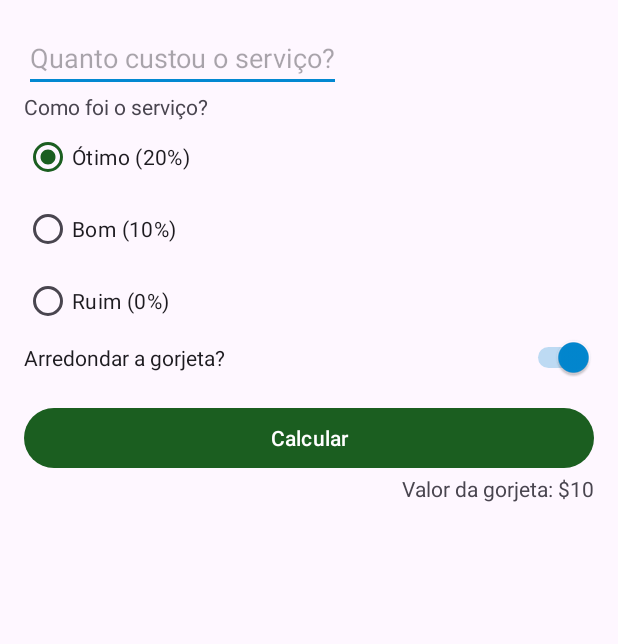
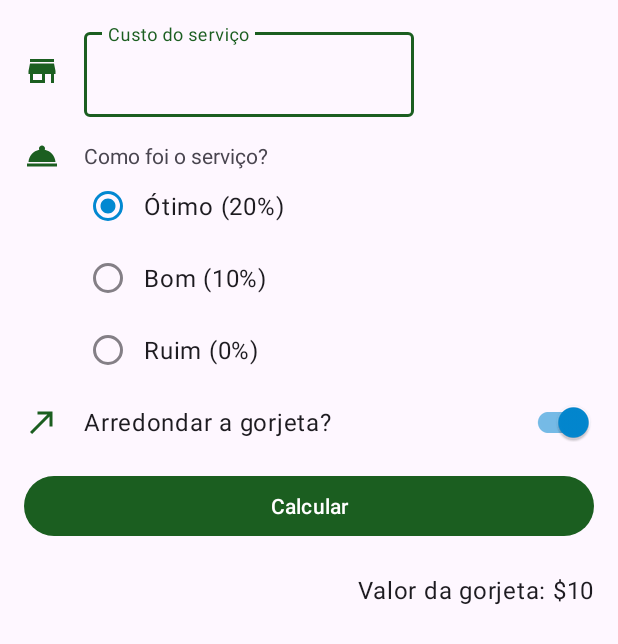
Before and after one commit to andersonsilvapp/tip-time, an Android app: the layout activity_main.xml on its own in the app's theme, with its tools: preview values and no code run, on a phone screen of 412 x 824 dp. Shown: the top 644 px of the screen. Run offline under Robolectric (Android 15) with nearby library versions, the phone set to English and light mode, and no system bars.

Commit message:
ux adjusted

```diff
--- a/app/build.gradle
+++ b/app/build.gradle
@@ -19,6 +19,8 @@ android {
         versionName "1.0"
 
         testInstrumentationRunner "androidx.test.runner.AndroidJUnitRunner"
+
+        vectorDrawables.useSupportLibrary = true
     }
 
     buildTypes {
--- a/app/src/main/java/com/andersonsilvapp/tiptime/MainActivity.kt
+++ b/app/src/main/java/com/andersonsilvapp/tiptime/MainActivity.kt
@@ -1,7 +1,11 @@
 package com.andersonsilvapp.tiptime
 
+import android.content.Context
 import androidx.appcompat.app.AppCompatActivity
 import android.os.Bundle
+import android.view.KeyEvent
+import android.view.View
+import android.view.inputmethod.InputMethodManager
 import com.andersonsilvapp.tiptime.databinding.ActivityMainBinding
 import java.text.NumberFormat
 
@@ -15,10 +19,12 @@ class MainActivity : AppCompatActivity() {
     setContentView(binding.root)
 
     binding.calculateButton.setOnClickListener { calculateTip() }
+
+    binding.costOfServiceEditText.setOnKeyListener { view, keyCode, _ -> handleKeyEvent(view, keyCode)}
   }
 
   private fun calculateTip() {
-    val stringInTextField = binding.costOfService.text.toString()
+    val stringInTextField = binding.costOfServiceEditText.text.toString()
     val cost = stringInTextField.toDoubleOrNull()
 
     if (cost == null || cost == 0.0) {
@@ -37,13 +43,20 @@ class MainActivity : AppCompatActivity() {
     if ( binding.roundUpSwitch.isChecked ) {
       tip = kotlin.math.ceil(tip)
     }
-
     displayTip(tip)
-
   }
 
   private fun displayTip(tip: Double) {
     val formattedTip = NumberFormat.getCurrencyInstance().format(tip)
     binding.tipResult.text = getString(R.string.tip_amount, formattedTip)
   }
+
+  private fun handleKeyEvent(view: View, KeyCode: Int): Boolean {
+    if (KeyCode == KeyEvent.KEYCODE_ENTER) {
+      val inputMethodManager = getSystemService(Context.INPUT_METHOD_SERVICE) as InputMethodManager
+      inputMethodManager.hideSoftInputFromWindow(view.windowToken, 0)
+      return true
+    }
+    return false
+  }
 }
--- /dev/null
+++ b/app/src/main/res/drawable/ic_round_up.xml
@@ -0,0 +1,11 @@
+<vector xmlns:android="http://schemas.android.com/apk/res/android"
+    android:width="24dp"
+    android:height="24dp"
+    android:autoMirrored="true"
+    android:tint="?attr/colorPrimary"
+    android:viewportWidth="24"
+    android:viewportHeight="24">
+  <path
+      android:fillColor="@android:color/white"
+      android:pathData="M9,5v2h6.59L4,18.59 5.41,20 17,8.41V15h2V5z" />
+</vector>
--- /dev/null
+++ b/app/src/main/res/drawable/ic_service.xml
@@ -0,0 +1,10 @@
+<vector xmlns:android="http://schemas.android.com/apk/res/android"
+    android:width="24dp"
+    android:height="24dp"
+    android:tint="?attr/colorPrimary"
+    android:viewportWidth="24"
+    android:viewportHeight="24">
+  <path
+      android:fillColor="@android:color/white"
+      android:pathData="M2,17h20v2L2,19zM13.84,7.79c0.1,-0.24 0.16,-0.51 0.16,-0.79 0,-1.1 -0.9,-2 -2,-2s-2,0.9 -2,2c0,0.28 0.06,0.55 0.16,0.79C6.25,8.6 3.27,11.93 3,16h18c-0.27,-4.07 -3.25,-7.4 -7.16,-8.21z" />
+</vector>
--- /dev/null
+++ b/app/src/main/res/drawable/ic_store.xml
@@ -0,0 +1,10 @@
+<vector xmlns:android="http://schemas.android.com/apk/res/android"
+    android:width="24dp"
+    android:height="24dp"
+    android:tint="?attr/colorPrimary"
+    android:viewportWidth="24"
+    android:viewportHeight="24">
+  <path
+      android:fillColor="@android:color/white"
+      android:pathData="M20,4L4,4v2h16L20,4zM21,14v-2l-1,-5L4,7l-1,5v2h1v6h10v-6h4v6h2v-6h1zM12,18L6,18v-4h6v4z" />
+</vector>
--- a/app/src/main/res/layout/activity_main.xml
+++ b/app/src/main/res/layout/activity_main.xml
@@ -1,4 +1,12 @@
 <?xml version="1.0" encoding="utf-8"?>
+
+<ScrollView xmlns:android="http://schemas.android.com/apk/res/android"
+    xmlns:app="http://schemas.android.com/apk/res-auto"
+    xmlns:tools="http://schemas.android.com/tools"
+    android:layout_width="match_parent"
+    android:layout_height="match_parent">
+
+
   <androidx.constraintlayout.widget.ConstraintLayout xmlns:android="http://schemas.android.com/apk/res/android"
       xmlns:app="http://schemas.android.com/apk/res-auto"
       xmlns:tools="http://schemas.android.com/tools"
@@ -7,21 +15,53 @@
       android:padding="16dp"
       tools:context=".MainActivity">
 
-  <EditText
-      android:id="@+id/cost_of_service"
+    <ImageView
+        android:id="@+id/icon_cost_of_service"
         android:layout_width="wrap_content"
         android:layout_height="wrap_content"
+        android:importantForAccessibility="no"
+        app:layout_constraintBottom_toBottomOf="@id/cost_of_service"
+        app:layout_constraintStart_toStartOf="parent"
+        app:layout_constraintTop_toTopOf="@id/cost_of_service"
+        app:srcCompat="@drawable/ic_store" />
+
+
+    <com.google.android.material.textfield.TextInputLayout
+        android:id="@+id/cost_of_service"
+        android:layout_width="220dp"
+        android:layout_height="wrap_content"
+        android:layout_marginStart="16dp"
         android:hint="@string/cost_of_service"
-      android:inputType="numberDecimal"
+        app:layout_constraintStart_toEndOf="@id/icon_cost_of_service"
+        app:layout_constraintTop_toTopOf="parent">
+
+      <com.google.android.material.textfield.TextInputEditText
+          android:id="@+id/cost_of_service_edit_text"
+          android:layout_width="match_parent"
+          android:layout_height="wrap_content"
+          android:inputType="numberDecimal" />
+
+
+    </com.google.android.material.textfield.TextInputLayout>
+
+    <ImageView
+        android:id="@+id/icon_service_question"
+        android:layout_width="wrap_content"
+        android:layout_height="wrap_content"
+        android:importantForAccessibility="no"
+        app:layout_constraintBottom_toBottomOf="@id/service_question"
         app:layout_constraintStart_toStartOf="parent"
-      app:layout_constraintTop_toTopOf="parent" />
+        app:layout_constraintTop_toTopOf="@id/service_question"
+        app:srcCompat="@drawable/ic_service" />
+
 
     <TextView
         android:id="@+id/service_question"
         android:layout_width="wrap_content"
         android:layout_height="wrap_content"
+        android:layout_marginTop="16dp"
         android:text="@string/how_was_the_service"
-      app:layout_constraintStart_toStartOf="parent"
+        app:layout_constraintStart_toStartOf="@id/cost_of_service"
         app:layout_constraintTop_toBottomOf="@id/cost_of_service" />
 
     <RadioGroup
@@ -30,7 +70,7 @@
         android:layout_height="wrap_content"
         android:checkedButton="@id/option_twenty_percent"
         android:orientation="vertical"
-      app:layout_constraintStart_toStartOf="parent"
+        app:layout_constraintStart_toStartOf="@id/service_question"
         app:layout_constraintTop_toBottomOf="@id/service_question">
 
       <RadioButton
@@ -52,8 +92,19 @@
           android:text="@string/ok_service" />
     </RadioGroup>
 
-  <Switch
+    <ImageView
+        android:id="@+id/icon_round_up"
+        android:layout_width="wrap_content"
+        android:layout_height="wrap_content"
+        android:importantForAccessibility="no"
+        app:layout_constraintBottom_toBottomOf="@+id/round_up_switch"
+        app:layout_constraintStart_toStartOf="parent"
+        app:layout_constraintTop_toTopOf="@+id/round_up_switch"
+        app:srcCompat="@drawable/ic_round_up" />
+
+    <com.google.android.material.switchmaterial.SwitchMaterial
         android:id="@+id/round_up_switch"
+        style="@style/Widget.TipTime.CompoundButton.Switch"
         android:layout_width="0dp"
         android:layout_height="wrap_content"
         android:checked="true"
@@ -65,8 +116,8 @@
     <Button
         android:id="@+id/calculate_button"
         android:layout_width="0dp"
-      android:layout_marginTop="16dp"
         android:layout_height="wrap_content"
+        android:layout_marginTop="8dp"
         android:text="@string/calculate"
         app:layout_constraintEnd_toEndOf="parent"
         app:layout_constraintStart_toStartOf="parent"
@@ -74,10 +125,13 @@
 
     <TextView
         android:id="@+id/tip_result"
+        style="@style/Widget.TipTime.TextView"
         android:layout_width="wrap_content"
         android:layout_height="wrap_content"
+        android:layout_marginTop="8dp"
         app:layout_constraintEnd_toEndOf="parent"
         app:layout_constraintTop_toBottomOf="@id/calculate_button"
         tools:text="Valor da gorjeta: $10" />
 
   </androidx.constraintlayout.widget.ConstraintLayout>
+</ScrollView>
--- a/app/src/main/res/values-night/themes.xml
+++ b/app/src/main/res/values-night/themes.xml
@@ -13,6 +13,8 @@
         <item name="colorOnSecondary">@color/black</item>
         <!-- Status bar color. -->
         <item name="android:statusBarColor" tools:targetApi="l">?attr/colorPrimaryVariant</item>
-
+        <item name="textInputStyle">@style/Widget.MaterialComponents.TextInputLayout.OutlinedBox</item>
+        <item name="radioButtonStyle">@style/Widget.TipTime.CompoundButton.RadioButton</item>
+        <item name="switchStyle">@style/Widget.TipTime.CompoundButton.Switch</item>
     </style>
 </resources>
--- /dev/null
+++ b/app/src/main/res/values/dimens.xml
@@ -0,0 +1,4 @@
+<?xml version="1.0" encoding="utf-8"?>
+<resources>
+  <dimen name="min_text_height">48dp</dimen>
+</resources>
--- a/app/src/main/res/values/strings.xml
+++ b/app/src/main/res/values/strings.xml
@@ -1,7 +1,7 @@
 <resources>
   <string name="app_name">Tip Time</string>
   <string name="round_up_tip">Arredondar a gorjeta?</string>
-    <string name="cost_of_service">Quanto custou o serviço?</string>
+  <string name="cost_of_service">Custo do serviço</string>
   <string name="how_was_the_service">Como foi o serviço?</string>
   <string name="amazing_service">Ótimo (20%)</string>
   <string name="good_service">Bom (10%)</string>
--- /dev/null
+++ b/app/src/main/res/values/styles.xml
@@ -0,0 +1,21 @@
+<?xml version="1.0" encoding="utf-8"?>
+<resources>
+
+  <style name="Widget.TipTime.TextView" parent="Widget.MaterialComponents.TextView">
+    <item name="android:minHeight">@dimen/min_text_height</item>
+    <item name="android:gravity">center_vertical</item>
+    <item name="android:textAppearance">?attr/textAppearanceBody1</item>
+  </style>
+
+  <style name="Widget.TipTime.CompoundButton.Switch" parent="Widget.MaterialComponents.CompoundButton.Switch">
+    <item name="android:minHeight">@dimen/min_text_height</item>
+    <item name="android:gravity">center_vertical</item>
+    <item name="android:textAppearance">?attr/textAppearanceBody1</item>
+  </style>
+
+  <style name="Widget.TipTime.CompoundButton.RadioButton" parent="Widget.MaterialComponents.CompoundButton.RadioButton">
+    <item name="android:paddingStart">8dp</item>
+    <item name="android:textAppearance">?attr/textAppearanceBody1</item>
+
+  </style>
+</resources>
--- a/app/src/main/res/values/themes.xml
+++ b/app/src/main/res/values/themes.xml
@@ -13,7 +13,9 @@
         <item name="colorOnSecondary">@color/black</item>
         <!-- Status bar color. -->
         <item name="android:statusBarColor" tools:targetApi="l">?attr/colorPrimaryVariant</item>
-
+        <item name="textInputStyle">@style/Widget.MaterialComponents.TextInputLayout.OutlinedBox</item>
+        <item name="radioButtonStyle">@style/Widget.TipTime.CompoundButton.RadioButton</item>
+        <item name="switchStyle">@style/Widget.TipTime.CompoundButton.Switch</item>
     </style>
 
     <style name="Theme.TipTime" parent="Base.Theme.TipTime" />
```
Lines whose indentation alone changed are shown as unchanged.
